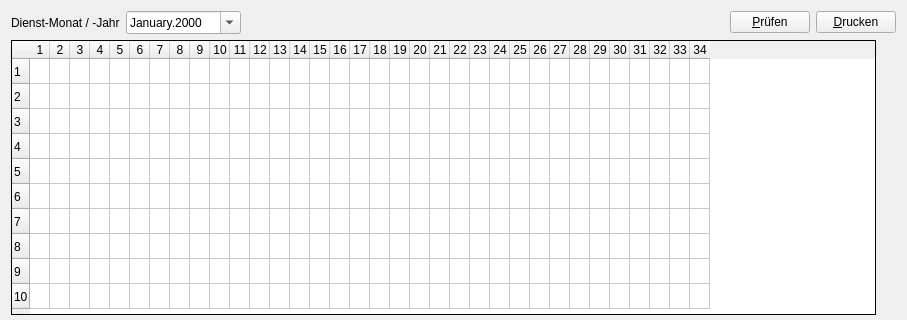
Before: the Qt Designer form crosterwindow.ui in joergpauly/megaroster, drawn with Qt 5; both pictures show x 0 to 907 and y 0 to 320 of the 907 by 544 pixel window.
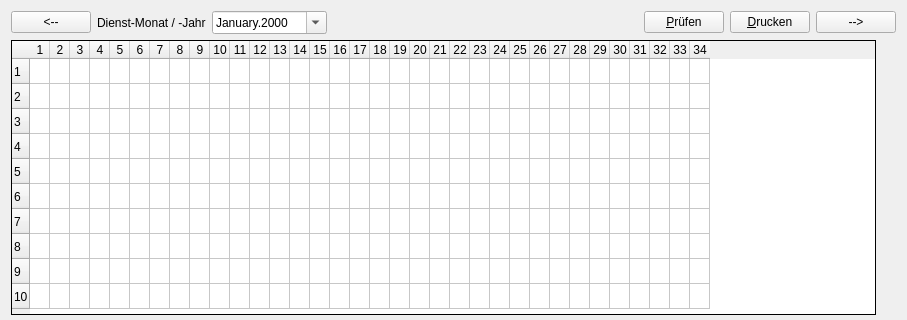
After: the same form once the commit is applied.

```diff
--- a/crosterwindow.ui
+++ b/crosterwindow.ui
@@ -16,6 +16,16 @@
   <layout class="QVBoxLayout" name="verticalLayout">
    <item>
     <layout class="QHBoxLayout" name="horizontalLayout_2">
+     <item>
+      <widget class="QPushButton" name="cmdPreviousMonth">
+       <property name="toolTip">
+        <string>Vorherigen Monat öffnen</string>
+       </property>
+       <property name="text">
+        <string>&lt;--</string>
+       </property>
+      </widget>
+     </item>
      <item>
       <widget class="QLabel" name="label">
        <property name="text">
@@ -66,6 +76,16 @@
        </property>
       </widget>
      </item>
+     <item>
+      <widget class="QPushButton" name="cmdNextMonth">
+       <property name="toolTip">
+        <string>Folgemonat öffnen</string>
+       </property>
+       <property name="text">
+        <string>--&gt;</string>
+       </property>
+      </widget>
+     </item>
     </layout>
    </item>
    <item>
```
Left out of the diff: 2 changed lines with no effect on the pictures.
